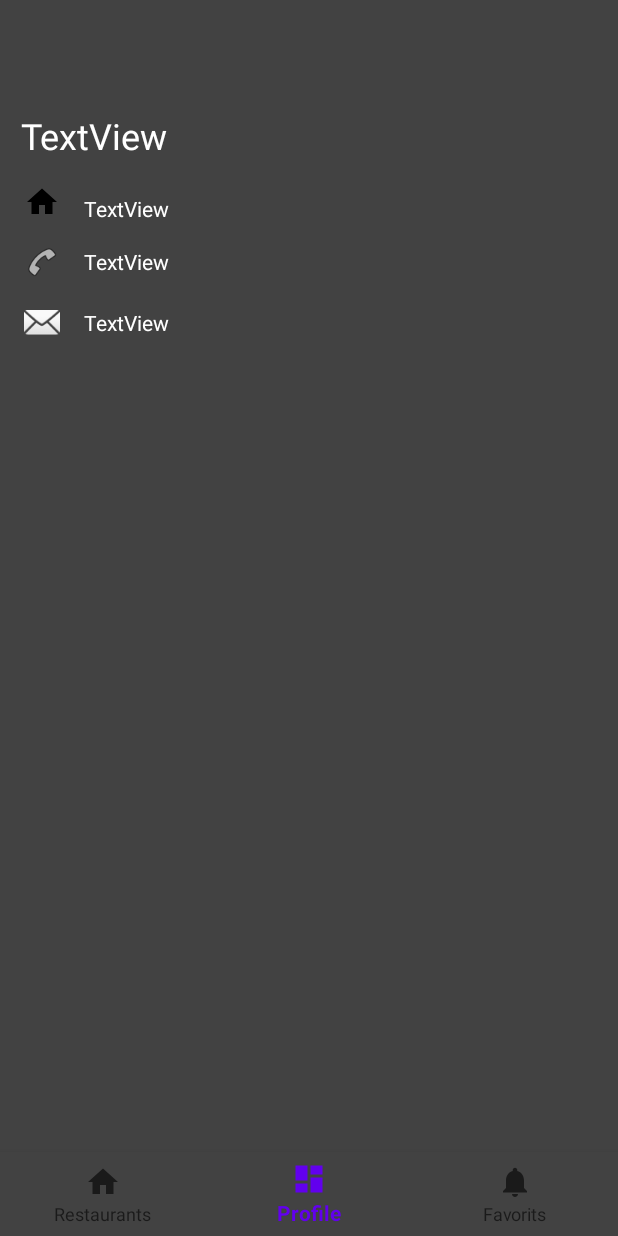
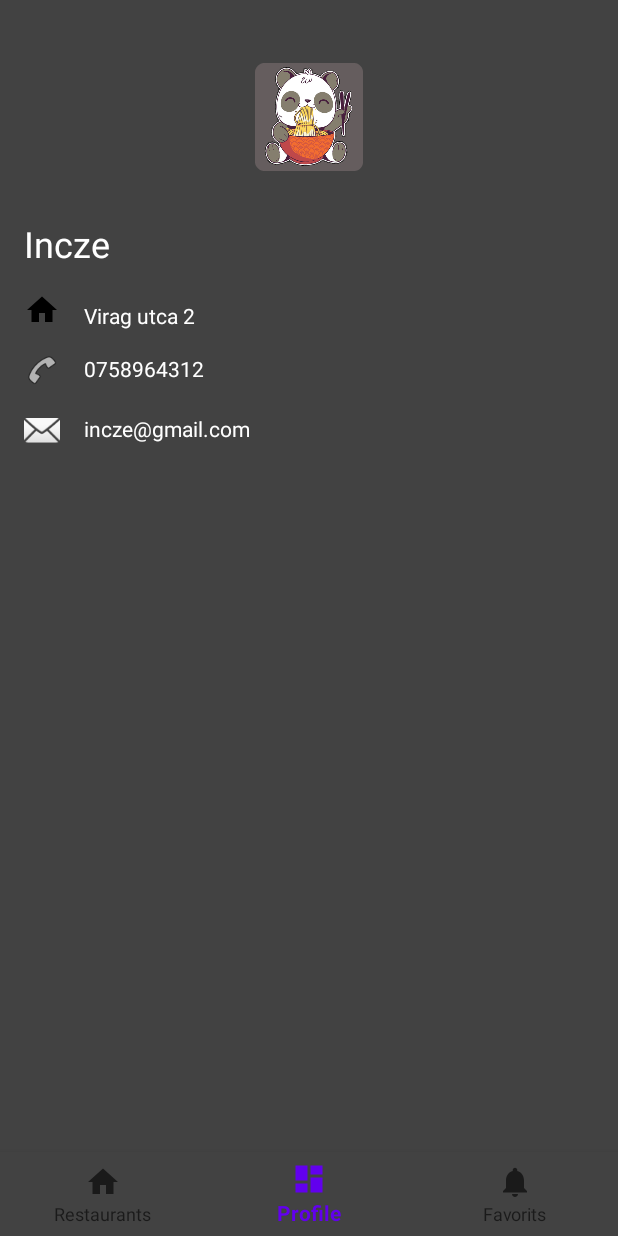
Before and after one commit to InczeL/FoodApp, an Android app: the ProfileFragment screen opened through its navigation route, on a phone screen of 412 x 824 dp. Run offline under Robolectric (Android 15) with nearby library versions, the phone set to English and light mode, and no system bars; our stand-ins replace Room's generated code, data binding, navigation-ui; network calls fail; 3 statements that could not run were skipped.

```diff
--- a/app/src/main/java/com/example/wheretoeat/MainActivity.kt
+++ b/app/src/main/java/com/example/wheretoeat/MainActivity.kt
@@ -1,11 +1,14 @@
 package com.example.wheretoeat
 
 import android.os.Bundle
+import androidx.activity.viewModels
 import androidx.appcompat.app.AppCompatActivity
 import androidx.databinding.DataBindingUtil
+import androidx.lifecycle.ViewModel
 import androidx.lifecycle.ViewModelProvider
 import androidx.navigation.fragment.NavHostFragment
 import androidx.navigation.ui.NavigationUI
+import com.example.wheretoeat.ViewModels.ProfileViewModel
 import com.example.wheretoeat.ViewModels.RestaurantViewModel
 import com.example.wheretoeat.ViewModels.RestaurantViewModelFactory
 import com.example.wheretoeat.databinding.ActivityMainBinding
@@ -20,6 +23,7 @@ class MainActivity : AppCompatActivity() {
 
         val repository = Repository()
         val viewModelFactory = RestaurantViewModelFactory(repository)
+        val profileViewModel :ProfileViewModel by viewModels()
         viewModel = ViewModelProvider(this,viewModelFactory).get(RestaurantViewModel::class.java)
 
         setUpNavigation()
--- /dev/null
+++ b/app/src/main/java/com/example/wheretoeat/ViewModels/ProfileViewModel.kt
@@ -0,0 +1,13 @@
+package com.example.wheretoeat.ViewModels
+
+import androidx.lifecycle.ViewModel
+import com.example.wheretoeat.database.Restaurant
+import com.example.wheretoeat.database.User
+
+class ProfileViewModel: ViewModel() {
+    private var favorits: List<Restaurant> = mutableListOf()
+    val user = User(1,"Incze","jelszo","Virag utca 2","0758964312","incze@gmail.com")
+    fun getFavorits()= favorits
+    fun addFavorit(v_restaurant:Restaurant) = favorits.toMutableList().add(v_restaurant)
+    fun removeFavorit(v_restaurant: Restaurant) = favorits.toMutableList().remove(v_restaurant)
+}
--- a/app/src/main/java/com/example/wheretoeat/ViewModels/RestaurantViewModelDB.kt
+++ b/app/src/main/java/com/example/wheretoeat/ViewModels/RestaurantViewModelDB.kt
@@ -29,10 +29,10 @@ class RestaurantViewModelDB(application: Application):AndroidViewModel(applicati
             repository.addUser(user)
         }
     }
-    fun getUser(p_name :String): User {
+    /*fun getUser(p_name :String): User {
         viewModelScope.launch { (Dispatchers.IO){
             user = repository.getUser(p_name)
         } }
         return  user
-    }
+    }*/
 }
--- a/app/src/main/java/com/example/wheretoeat/database/Restaurant.kt
+++ b/app/src/main/java/com/example/wheretoeat/database/Restaurant.kt
@@ -21,4 +21,5 @@ data class Restaurant(
     val price: Int,
     val reserve_url: String,
     val state: String,
+    var isfavorited :Boolean =false
 )
--- a/app/src/main/java/com/example/wheretoeat/database/RestaurantDatabase.kt
+++ b/app/src/main/java/com/example/wheretoeat/database/RestaurantDatabase.kt
@@ -21,7 +21,7 @@ abstract class RestaurantDatabase :RoomDatabase() {
                 val instance = Room.databaseBuilder(
                     context.applicationContext,
                     RestaurantDatabase::class.java,
-                    "restaurant_databse"
+                    "restaurant_database"
                 ).build()
                 INSTANCE = instance
                 return  instance
--- a/app/src/main/java/com/example/wheretoeat/fragments/ProfileFragment.kt
+++ b/app/src/main/java/com/example/wheretoeat/fragments/ProfileFragment.kt
@@ -1,26 +1,34 @@
 package com.example.wheretoeat.fragments
 
 import android.os.Bundle
+import android.util.Log
 import android.view.LayoutInflater
 import android.view.View
 import android.view.ViewGroup
-import android.widget.TextView
+import androidx.databinding.DataBindingUtil
 import androidx.fragment.app.Fragment
-import androidx.lifecycle.Observer
-import androidx.lifecycle.ViewModelProviders
+import androidx.fragment.app.activityViewModels
 import com.example.wheretoeat.R
-import com.example.wheretoeat.ui.dashboard.DashboardViewModel
+import com.example.wheretoeat.ViewModels.ProfileViewModel
+import com.example.wheretoeat.database.Restaurant
+import com.example.wheretoeat.databinding.FragmentProfileBinding
+
 
 class ProfileFragment : Fragment() {
-
-    private lateinit var dashboardViewModel: DashboardViewModel
-
+    private lateinit var binding :FragmentProfileBinding
+    private val  profileViewModel: ProfileViewModel by activityViewModels()
     override fun onCreateView(
             inflater: LayoutInflater,
             container: ViewGroup?,
             savedInstanceState: Bundle?
     ): View? {
-        val root = inflater.inflate(R.layout.fragment_profile, container, false)
-        return root
+        binding= DataBindingUtil.inflate(inflater, R.layout.fragment_profile, container, false)
+
+        binding.pName.text=profileViewModel.user.name
+        binding.pPhone.text=profileViewModel.user.phone_number
+        binding.pAddress.text=profileViewModel.user.address
+        binding.pMail.text=profileViewModel.user.email
+
+        return binding.root
     }
 }
--- a/app/src/main/java/com/example/wheretoeat/repository/RestaurantRepository.kt
+++ b/app/src/main/java/com/example/wheretoeat/repository/RestaurantRepository.kt
@@ -13,8 +13,8 @@ class RestaurantRepository(private val restaurantDao: RestaurantDao) {
     suspend fun addUser(user: User){
         restaurantDao.addUser(user)
     }
-    suspend fun  getUser(p_name:String): User {
-        user= restaurantDao.getUser(p_name)
+    /*suspend fun  getUser(p_name:String): User {
+        user= restaurantDao.getUser(p_name).value!!
         return user
-    }
+    }*/
 }
--- /dev/null
+++ b/app/src/main/res/drawable/ic_baseline_favorite_24.xml
@@ -0,0 +1,5 @@
+<vector android:height="24dp" android:tint="#FC0501"
+    android:viewportHeight="24" android:viewportWidth="24"
+    android:width="24dp" xmlns:android="http://schemas.android.com/apk/res/android">
+    <path android:fillColor="@android:color/white" android:pathData="M12,21.35l-1.45,-1.32C5.4,15.36 2,12.28 2,8.5 2,5.42 4.42,3 7.5,3c1.74,0 3.41,0.81 4.5,2.09C13.09,3.81 14.76,3 16.5,3 19.58,3 22,5.42 22,8.5c0,3.78 -3.4,6.86 -8.55,11.54L12,21.35z"/>
+</vector>
--- /dev/null
+++ b/app/src/main/res/drawable/ic_baseline_favorite_shadow_24.xml
@@ -0,0 +1,5 @@
+<vector android:height="24dp" android:tint="#888888"
+    android:viewportHeight="24" android:viewportWidth="24"
+    android:width="24dp" xmlns:android="http://schemas.android.com/apk/res/android">
+    <path android:fillColor="@android:color/white" android:pathData="M12,21.35l-1.45,-1.32C5.4,15.36 2,12.28 2,8.5 2,5.42 4.42,3 7.5,3c1.74,0 3.41,0.81 4.5,2.09C13.09,3.81 14.76,3 16.5,3 19.58,3 22,5.42 22,8.5c0,3.78 -3.4,6.86 -8.55,11.54L12,21.35z"/>
+</vector>
--- a/app/src/main/res/layout/fragment_profile.xml
+++ b/app/src/main/res/layout/fragment_profile.xml
@@ -20,7 +20,7 @@
         app:layout_constraintStart_toStartOf="parent"
         app:layout_constraintTop_toTopOf="parent"
         app:layout_constraintVertical_bias="0.0"
-        tools:src="@mipmap/ic_launcher" />
+        android:src="@mipmap/ic_launcher" />
 
     <TextView
         android:id="@+id/p_name"
@@ -110,7 +110,7 @@
         app:layout_constraintVertical_bias="0.0" />
 
     <TextView
-        android:id="@+id/textView6"
+        android:id="@+id/p_mail"
         android:layout_width="wrap_content"
         android:layout_height="wrap_content"
         android:layout_marginStart="16dp"
--- a/build.gradle
+++ b/build.gradle
@@ -6,9 +6,10 @@ buildscript {
         jcenter()
     }
     dependencies {
-        classpath "com.android.tools.build:gradle:4.0.1"
+        classpath "com.android.tools.build:gradle:4.0.2"
         classpath "org.jetbrains.kotlin:kotlin-gradle-plugin:$kotlin_version"
 
+        classpath "androidx.navigation:navigation-safe-args-gradle-plugin:2.3.2"
         // NOTE: Do not place your application dependencies here; they belong
         // in the individual module build.gradle files
     }
```
Also changed, not shown: app/build.gradle (+22 -5 lines), app/src/main/java/com/example/wheretoeat/database/RestaurantDao.kt (+7 -6 lines), app/src/main/java/com/example/wheretoeat/fragments/RestaurantListFragment.kt (+8 -6 lines), app/src/main/java/com/example/wheretoeat/ui/dashboard/DashboardViewModel.kt (deleted, +0 -13 lines), app/src/main/java/com/example/wheretoeat/util/RestaurantAdapter.kt (+31 -2 lines), app/src/main/res/layout/restaurant.xml (+12 -0 lines).
